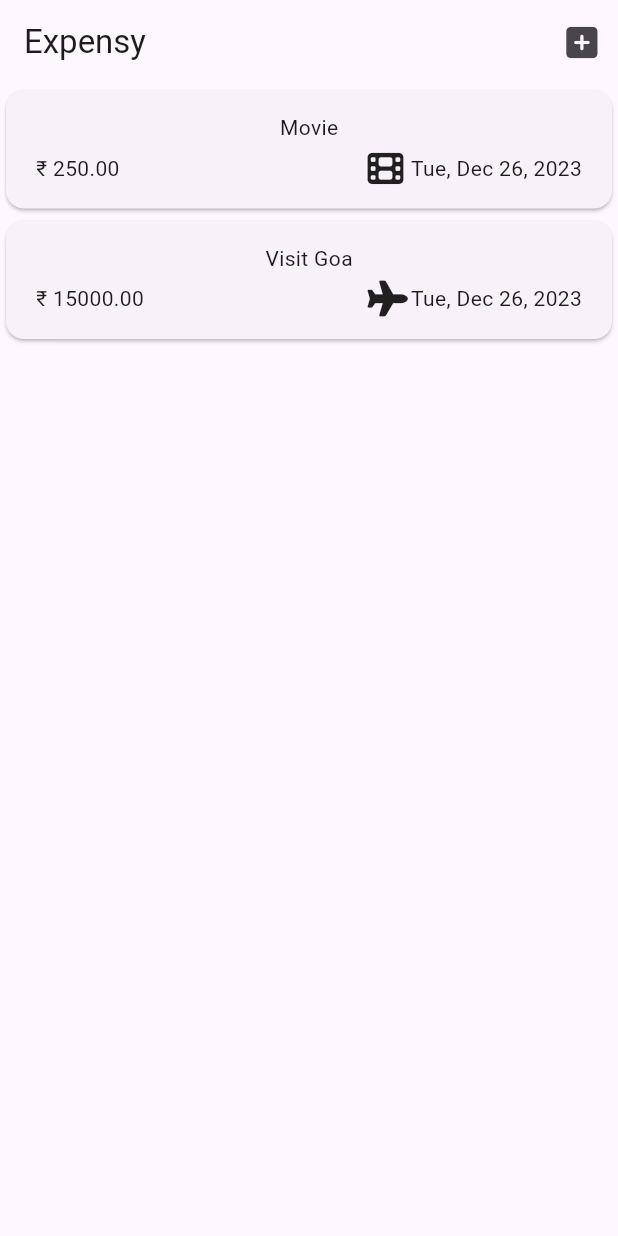
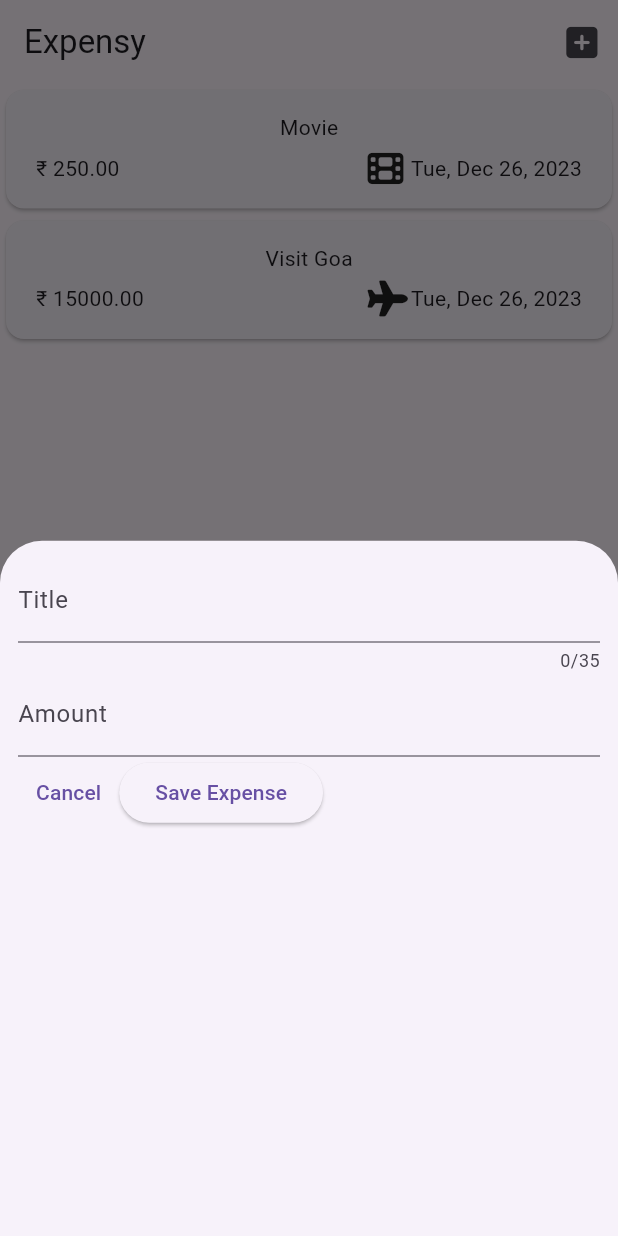
Before and after one commit to CodewithAnn/Expense_Tracker_App, a Flutter app: the screen it shows after launch, after a tap on an icon or button, on a phone screen of 412 x 824 dp. Run offline on Flutter 3.47's test engine with Material 3 defaults, Android fonts, the phone set to English and light mode, and no system bars; our stand-ins replace font_awesome_flutter; missing offline and left inert: dart:ffi.

Commit message:
added NewExpense adder menu

```diff
--- a/lib/widgets/expense_list/expense_item.dart
+++ b/lib/widgets/expense_list/expense_item.dart
@@ -25,12 +25,12 @@ class ExpenseItem extends StatelessWidget {
             ),
             Row(
               children: [
-                Text('₹ ${expense.amount.toStringAsFixed(2)}'),
+                Text('\₹ ${expense.amount.toStringAsFixed(2)}'),
                 const Spacer(),
                 Row(
                   children: [
                     Icon(categoryIcons[expense.category]),
-                    SizedBox(
+                   const SizedBox(
                       width: 5,
                     ),
                     Text(expense.formattedDate),
--- a/lib/widgets/expenses.dart
+++ b/lib/widgets/expenses.dart
@@ -1,4 +1,7 @@
+import 'dart:ffi';
+
 import 'package:expense_tracker/widgets/expense_list/expense_list.dart';
+import 'package:expense_tracker/widgets/new_expense..dart';
 import 'package:flutter/material.dart';
 import 'package:expense_tracker/models/expense.dart';
 import 'package:font_awesome_flutter/font_awesome_flutter.dart';
@@ -23,6 +26,12 @@ class _ExpensesState extends State<Expenses> {
         date: DateTime.now(),
         category: Category.travel),
   ];
+
+  void _openAddExpense() {
+    showModalBottomSheet(
+        context: context, builder: (cntx) => const NewExpense());
+  }
+
   @override
   Widget build(BuildContext context) {
     return Scaffold(
@@ -30,7 +39,7 @@ class _ExpensesState extends State<Expenses> {
         title: const Text('Expensy'),
         actions: [
           IconButton(
-              onPressed: () {},
+              onPressed: _openAddExpense,
               icon: const Icon(FontAwesomeIcons.solidSquarePlus))
         ],
       ),
--- /dev/null
+++ b/lib/widgets/new_expense..dart
@@ -0,0 +1,58 @@
+import 'package:flutter/material.dart';
+
+class NewExpense extends StatefulWidget {
+  const NewExpense({super.key});
+
+  @override
+  State<NewExpense> createState() => _NewExpenseState();
+}
+
+class _NewExpenseState extends State<NewExpense> {
+  final _textController = TextEditingController();
+  final _amountController = TextEditingController();
+
+  @override
+  void dispose() {
+    _textController.dispose();
+    _amountController.dispose();
+    super.dispose();
+  }
+
+  @override
+  Widget build(BuildContext context) {
+    return Padding(
+      padding: const EdgeInsets.all(12),
+      child: Column(
+        children: [
+          TextField(
+            controller: _textController,
+            maxLength: 35,
+            decoration: const InputDecoration(
+              label: Text("Title"),
+            ),
+          ),
+          TextField(
+            controller: _amountController,
+            // maxLength: 10,
+            decoration: const InputDecoration(
+              label: Text("Amount"),
+            ),
+          ),
+          Row(
+            children: [
+              TextButton(
+                  onPressed: () {
+                    Navigator.pop(context);
+                  },
+                  child: const Text('Cancel')),
+              ElevatedButton(
+                onPressed: () {},
+                child: const Text("Save Expense"),
+              ),
+            ],
+          ),
+        ],
+      ),
+    );
+  }
+}
```
